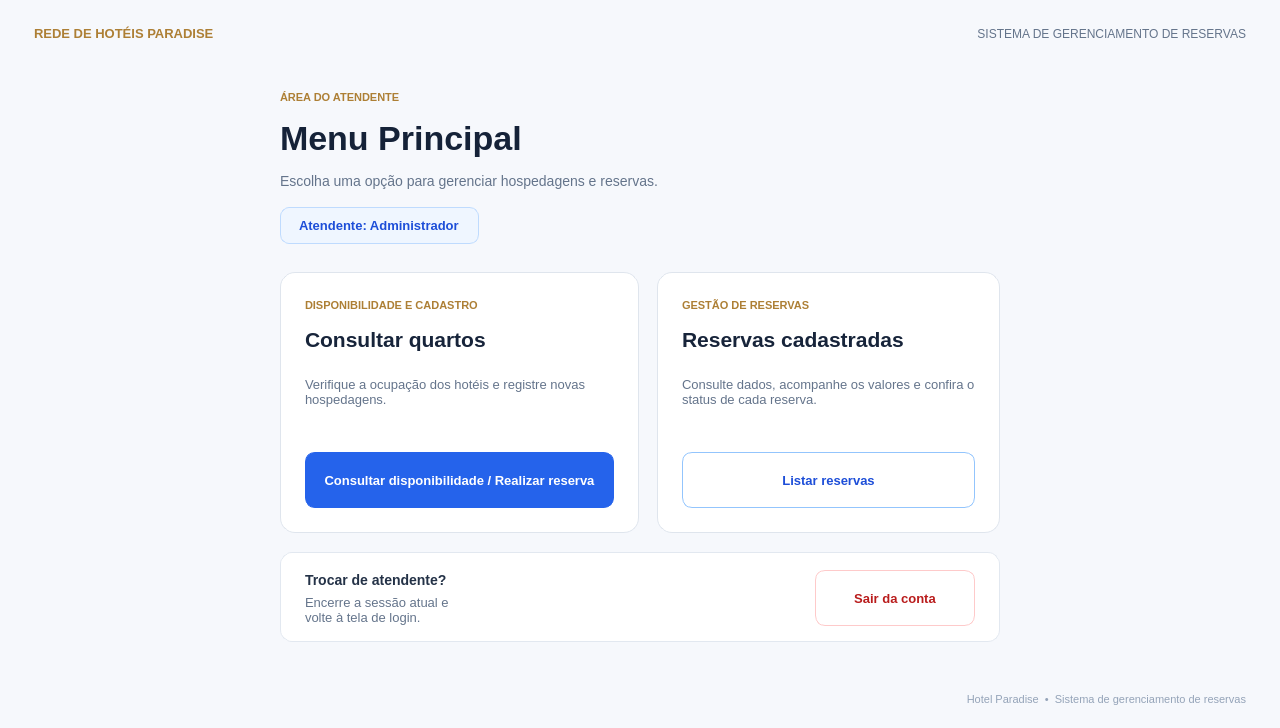
Old version of the form mainwindow.ui in the repository JairCosta00/Sistema-de-Reservas-Rede-de-Hot-is-Paradise.
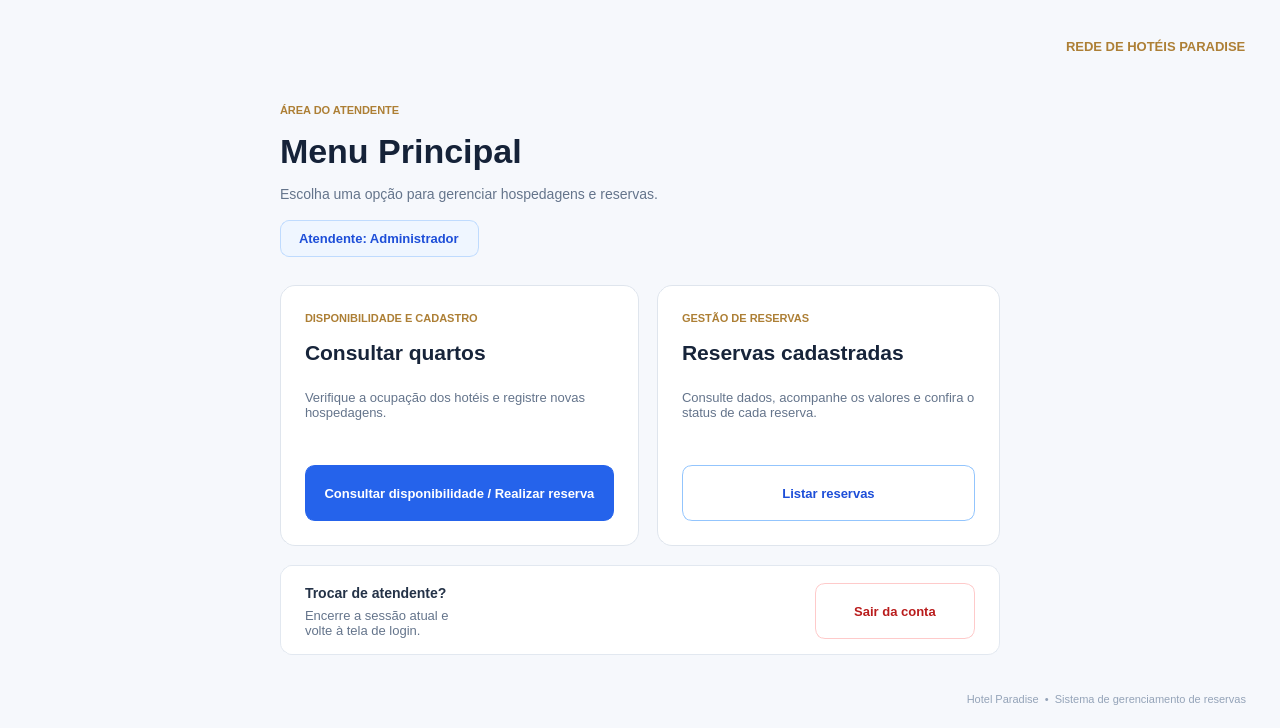
New version of the form.

Commit message: Ajustando Telas

What changed in the file:
```diff
--- a/mainwindow.ui
+++ b/mainwindow.ui
@@ -115,20 +115,6 @@
       <property name="bottomMargin">
        <number>0</number>
       </property>
-      <item>
-       <widget class="QLabel" name="labelMarca">
-        <property name="font">
-         <font>
-          <family>Segoe UI</family>
-          <pointsize>-1</pointsize>
-          <bold>true</bold>
-         </font>
-        </property>
-        <property name="text">
-         <string>REDE DE HOTÉIS PARADISE</string>
-        </property>
-       </widget>
-      </item>
       <item>
        <spacer name="espacoBarraSuperior">
         <property name="orientation">
@@ -139,19 +125,23 @@
         </property>
         <property name="sizeHint" stdset="0">
          <size>
-          <width>24</width>
-          <height>12</height>
+          <width>18</width>
+          <height>40</height>
          </size>
         </property>
        </spacer>
       </item>
       <item>
-       <widget class="QLabel" name="labelSistema">
-        <property name="text">
-         <string>SISTEMA DE GERENCIAMENTO DE RESERVAS</string>
+       <widget class="QLabel" name="labelMarca">
+        <property name="font">
+         <font>
+          <family>Segoe UI</family>
+          <pointsize>-1</pointsize>
+          <bold>true</bold>
+         </font>
         </property>
-        <property name="alignment">
-         <set>Qt::AlignmentFlag::AlignRight|Qt::AlignmentFlag::AlignTrailing|Qt::AlignmentFlag::AlignVCenter</set>
+        <property name="text">
+         <string>REDE DE HOTÉIS PARADISE</string>
         </property>
        </widget>
       </item>
```
The commit also changes 1 other file.
